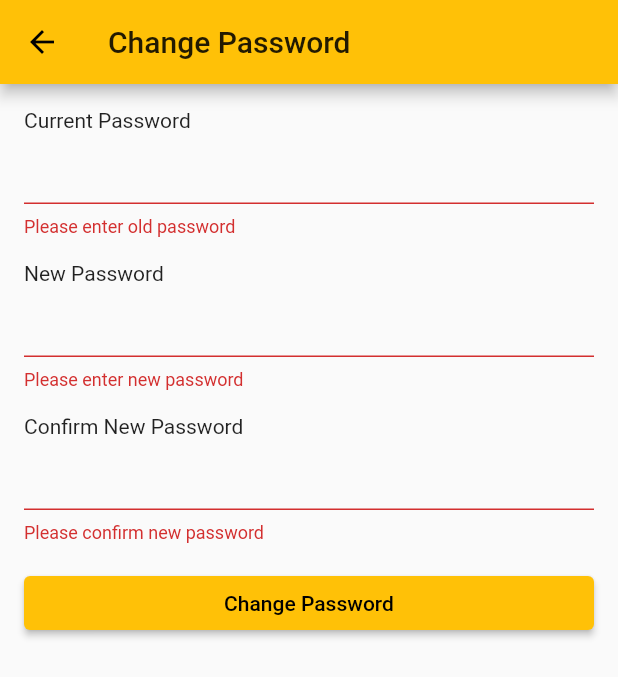
After one commit to SadmanSarar/flutter-news-app, a Flutter app: the ChangePasswordDialogWIdget screen opened directly, after a tap on "Change Password", on a phone screen of 412 x 824 dp. The commit adds this screen. Shown: the top 677 px of the screen. Run offline on Flutter 3.47's test engine with Material 2 defaults, Android fonts, the phone set to English and light mode, and no system bars; our stand-ins replace event_bus, fluttertoast, pull_to_refresh, shared_preferences, transparent_image; missing offline and left inert: flutter_html_view, flutter_stetho, flutter_youtube, launch_review, tinano; accounts and stored records are empty.

Commit message:
add change password option

```diff
--- a/lib/data/URL.dart
+++ b/lib/data/URL.dart
@@ -5,6 +5,7 @@ class URL {
   static String news = baseUrl + '/api/news';
   static String settings = baseUrl + '/api/settings';
   static String login = baseUrl + '/api/auth/login';
+  static String changePass = baseUrl + '/api/change_password';
 
   static String addQuery(String url, Map<String, String> query) {
     url = url + '?';
--- /dev/null
+++ b/lib/view/widget/ChangePasswordDialogWidget.dart
@@ -0,0 +1,183 @@
+import 'package:flutter/material.dart';
+import '../../data/auth/AuthRemoteService.dart';
+import '../../data/api/models/Status.dart';
+import '../../data/api/models/Resource.dart';
+
+class ChangePasswordDialogWIdget extends StatefulWidget {
+  const ChangePasswordDialogWIdget({
+    Key key,
+    @required this.context,
+  }) : super(key: key);
+
+  final BuildContext context;
+
+  @override
+  ChangePasswordDialogWIdgetState createState() {
+    return new ChangePasswordDialogWIdgetState();
+  }
+}
+
+class ChangePasswordDialogWIdgetState
+    extends State<ChangePasswordDialogWIdget> {
+  TextEditingController currentPass = TextEditingController(text: '');
+  TextEditingController newsPass = TextEditingController(text: '');
+  TextEditingController confirmPass = TextEditingController(text: '');
+
+  final _formKey = GlobalKey<FormState>();
+  final authService = AuthRemoteService.create();
+  @override
+  Widget build(BuildContext context) {
+    return Scaffold(
+        appBar: AppBar(
+          title: Text('Change Password'),
+        ),
+        body: Padding(
+          padding: EdgeInsets.all(16.0),
+          child: SingleChildScrollView(
+            child: Form(
+              key: _formKey,
+              child: Column(
+                crossAxisAlignment: CrossAxisAlignment.stretch,
+                mainAxisAlignment: MainAxisAlignment.start,
+                children: <Widget>[
+                  Text("Current Password"),
+                  TextFormField(
+                      controller: currentPass,
+                      obscureText: true,
+                      validator: (value) {
+                        if (value.isEmpty) {
+                          return 'Please enter old password';
+                        }
+                      }),
+                  SizedBox.fromSize(size: Size.fromHeight(16)),
+                  Text("New Password"),
+                  TextFormField(
+                      controller: newsPass,
+                      obscureText: true,
+                      validator: (value) {
+                        if (value.isEmpty) {
+                          return 'Please enter new password';
+                        }
+                      }),
+                  SizedBox.fromSize(size: Size.fromHeight(16)),
+                  Text("Confirm New Password"),
+                  TextFormField(
+                    validator: (value) {
+                      if (value.isEmpty) {
+                        return 'Please confirm new password';
+                      }
+                      if (newsPass.text != value) {
+                        return 'Please new password and confirm password doesn\'t match';
+                      }
+                    },
+                    controller: confirmPass,
+                    obscureText: true,
+                  ),
+                  SizedBox.fromSize(size: Size.fromHeight(16)),
+                  RaisedButton(
+                    color: Theme.of(context).primaryColor,
+                    shape: RoundedRectangleBorder(
+                      borderRadius: new BorderRadius.circular(4.0),
+                    ),
+                    onPressed: () {
+                      if (_formKey.currentState.validate()) {
+                        _showLoadingDialog(
+                            'Please Wait', 'Changing password...');
+                        authService
+                            .changePassword(
+                          newsPass.text,
+                          currentPass.text,
+                        )
+                            .then((value) {
+                          Navigator.of(context).pop();
+                          if (value.status == Status.SUCCESS) {
+                            _showMessageDialog('Success', value.message,
+                                action: () {
+                              Navigator.of(context).pop();
+                            });
+                          } else {
+                            _showMessageDialog('Error', value.message);
+                          }
+                        }).catchError((e, s) {
+                          print(e);
+                          print(s);
+                          Navigator.of(context).pop();
+                          _showMessageDialog('Error', 'Something went wrong');
+                        });
+                      }
+                    },
+                    child: Text(
+                      'Change Password',
+                      style: TextStyle(color: Colors.black),
+                    ),
+                  ),
+                ],
+              ),
+            ),
+          ),
+        ));
+  }
+
+  Future<void> _showMessageDialog(String title, String msg,
+      {action: Function}) async {
+    return showDialog<void>(
+      context: context,
+      barrierDismissible: false, // user must tap button!
+      builder: (BuildContext context) {
+        return AlertDialog(
+          title: Text(title),
+          content: SingleChildScrollView(
+            child: ListBody(
+              children: <Widget>[
+                Text(msg),
+              ],
+            ),
+          ),
+          actions: <Widget>[
+            FlatButton(
+              child: Text('OK'),
+              onPressed: () {
+                Navigator.of(context).pop();
+                action();
+              },
+            ),
+          ],
+        );
+      },
+    );
+  }
+
+  Future<void> _showLoadingDialog(String title, String msg) async {
+    return showDialog<void>(
+      context: context,
+      barrierDismissible: false, // user must tap button!
+      builder: (BuildContext context) {
+        return AlertDialog(
+          title: Text(title),
+          content: SingleChildScrollView(
+            child: Container(
+              child: Column(
+                crossAxisAlignment: CrossAxisAlignment.center,
+                mainAxisAlignment: MainAxisAlignment.center,
+                children: <Widget>[
+                  Padding(
+                    padding: const EdgeInsets.only(
+                        top: 4.0, bottom: 4.0, left: 2.0, right: 16.0),
+                    child: CircularProgressIndicator(),
+                  ),
+                  SizedBox(
+                    height: 16.0,
+                  ),
+                  Text(
+                    msg,
+                    overflow: TextOverflow.fade,
+                  ),
+                ],
+              ),
+            ),
+          ),
+        );
+      },
+    );
+  }
+}
```
Also changed, not shown: lib/data/auth/AuthRemoteService.dart (+39 -2 lines), lib/view/widget/ProfilePageWidget.dart (+17 -5 lines).
